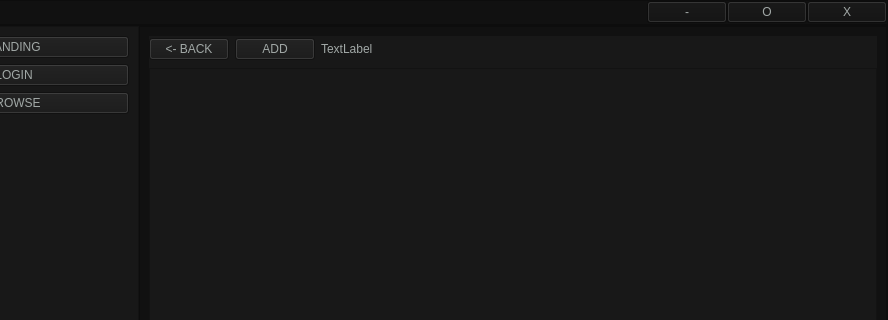
The window that first.ui (Robertzzel/NAS-Client) describes before a commit, drawn with Qt 5; both pictures show x 112 to 1000 and y 0 to 320 of the 1000 by 600 pixel window.
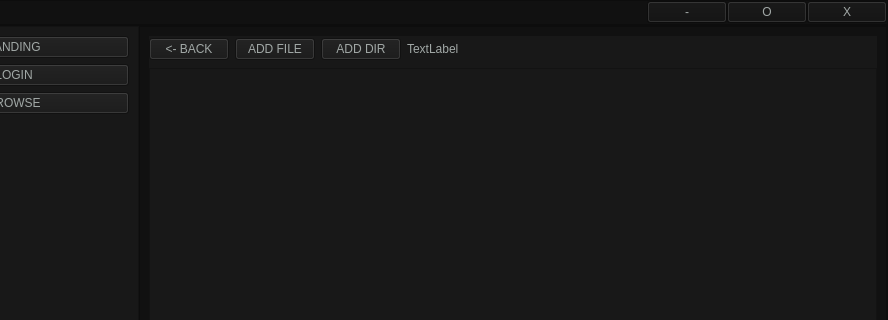
The same window after the commit.

```diff
--- a/first.ui
+++ b/first.ui
@@ -448,7 +448,7 @@
                     <item>
                      <layout class="QVBoxLayout" name="browse_page_layout" stretch="1,20">
                       <item>
-                       <layout class="QHBoxLayout" name="horizontalLayout_2" stretch="1,0,10,5">
+                       <layout class="QHBoxLayout" name="horizontalLayout_2" stretch="1,0,0,10,5">
                         <item>
                          <widget class="QPushButton" name="exit_directory_button">
                           <property name="styleSheet">
@@ -465,7 +465,17 @@
                            <string notr="true">color: rgb(161, 168, 166);</string>
                           </property>
                           <property name="text">
-                           <string>ADD</string>
+                           <string>ADD FILE</string>
+                          </property>
+                         </widget>
+                        </item>
+                        <item>
+                         <widget class="QPushButton" name="add_directory_button">
+                          <property name="styleSheet">
+                           <string notr="true">color: rgb(161, 168, 166);</string>
+                          </property>
+                          <property name="text">
+                           <string>ADD DIR</string>
                           </property>
                          </widget>
                         </item>
```
Left out of the diff: 2 changed lines with no effect on the pictures.
